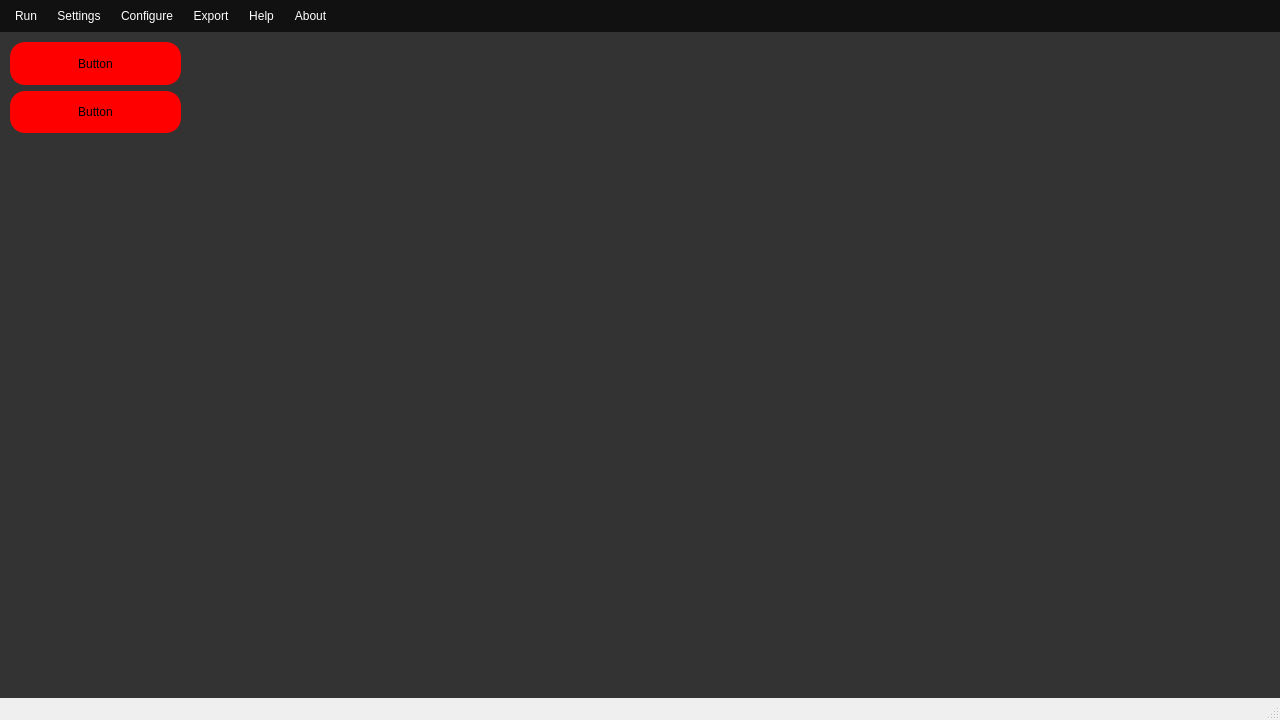
Before: the Qt Designer form generated_ui/mainWindow.ui in lPrimemaster/DCScan, drawn with Qt 5.
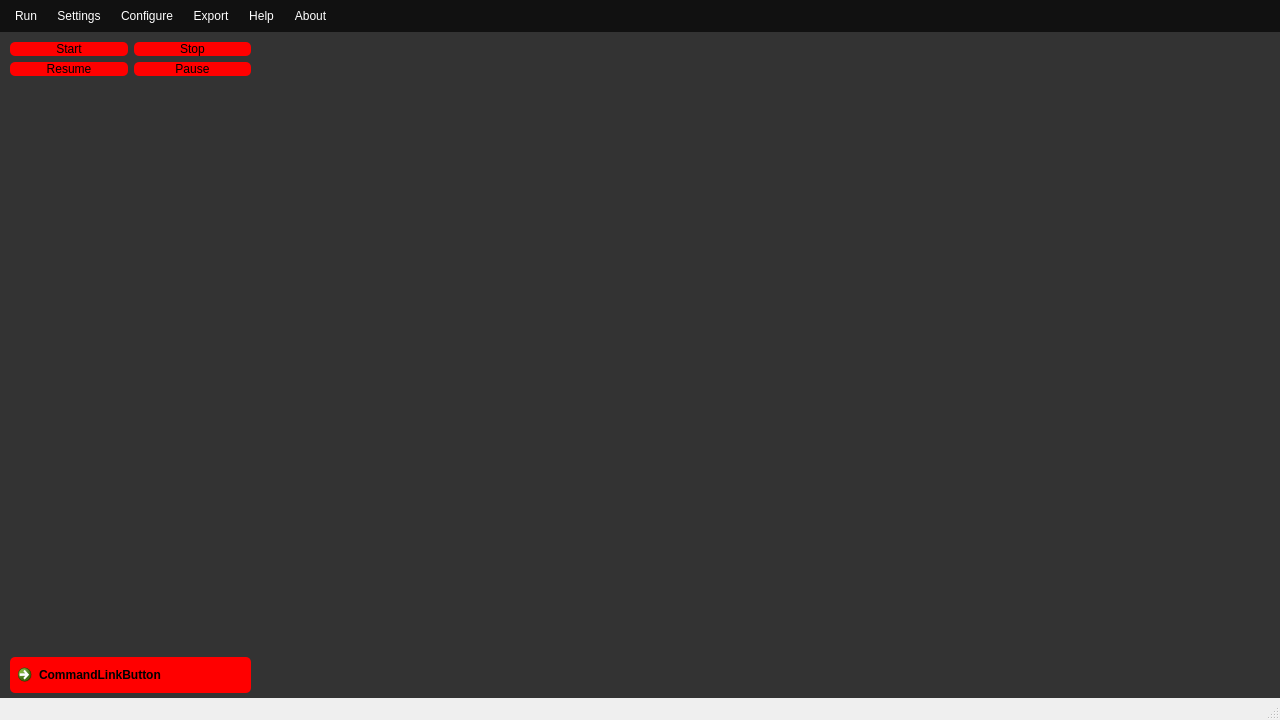
After: the same form once the commit is applied. Custom widgets are drawn as their Qt base class.

The edit to the form file:
```diff
--- a/generated_ui/mainWindow.ui
+++ b/generated_ui/mainWindow.ui
@@ -31,7 +31,7 @@
 QPushButton
 {
 	background: #ff0000;
-	border-radius:15px;
+	border-radius:5px;
 	font: 15px &quot;Rockwell&quot;;
 }
 
@@ -92,53 +92,101 @@
 }</string>
   </property>
   <widget class="QWidget" name="centralwidget">
-   <widget class="QWidget" name="verticalLayoutWidget">
+   <widget class="QWidget" name="verticalLayoutWidget_2">
     <property name="geometry">
      <rect>
       <x>10</x>
       <y>10</y>
-      <width>171</width>
-      <height>91</height>
+      <width>241</width>
+      <height>651</height>
+     </rect>
+    </property>
+    <layout class="QVBoxLayout" name="verticalSide">
+     <item>
+      <layout class="QVBoxLayout" name="verticalLayout_3">
+       <item>
+        <layout class="QGridLayout" name="gridLayout_2">
+         <item row="1" column="1">
+          <widget class="QPushButton" name="button_pause">
+           <property name="text">
+            <string>Pause</string>
+           </property>
+          </widget>
+         </item>
+         <item row="0" column="1">
+          <widget class="QPushButton" name="button_stop">
+           <property name="text">
+            <string>Stop</string>
+           </property>
+          </widget>
+         </item>
+         <item row="0" column="0">
+          <widget class="QPushButton" name="button_start">
+           <property name="text">
+            <string>Start</string>
+           </property>
+          </widget>
+         </item>
+         <item row="1" column="0">
+          <widget class="QPushButton" name="button_resume">
+           <property name="text">
+            <string>Resume</string>
+           </property>
+          </widget>
+         </item>
+        </layout>
+       </item>
+      </layout>
+     </item>
+     <item>
+      <spacer name="verticalSpacer">
+       <property name="orientation">
+        <enum>Qt::Vertical</enum>
+       </property>
+       <property name="sizeHint" stdset="0">
+        <size>
+         <width>20</width>
+         <height>40</height>
+        </size>
+       </property>
+      </spacer>
+     </item>
+     <item>
+      <layout class="QVBoxLayout" name="verticalLayout_5">
+       <item>
+        <widget class="QCommandLinkButton" name="commandLinkButton">
+         <property name="text">
+          <string>CommandLinkButton</string>
+         </property>
+        </widget>
+       </item>
+      </layout>
+     </item>
+    </layout>
+   </widget>
+   <widget class="QWidget" name="gridLayoutWidget">
+    <property name="geometry">
+     <rect>
+      <x>260</x>
+      <y>549</y>
+      <width>1011</width>
+      <height>111</height>
+     </rect>
+    </property>
+    <layout class="QGridLayout" name="gridBottom"/>
+   </widget>
+   <widget class="QWidget" name="verticalLayoutWidget">
+    <property name="geometry">
+     <rect>
+      <x>260</x>
+      <y>10</y>
+      <width>1011</width>
+      <height>531</height>
      </rect>
     </property>
     <layout class="QVBoxLayout" name="verticalLayout">
      <item>
-      <widget class="QPushButton" name="pushButton">
-       <property name="enabled">
-        <bool>true</bool>
-       </property>
-       <property name="sizePolicy">
-        <sizepolicy hsizetype="Minimum" vsizetype="Minimum">
-         <horstretch>0</horstretch>
-         <verstretch>0</verstretch>
-        </sizepolicy>
-       </property>
-       <property name="styleSheet">
-        <string notr="true"/>
-       </property>
-       <property name="text">
-        <string>Button</string>
-       </property>
-      </widget>
-     </item>
-     <item>
-      <widget class="QPushButton" name="pushButton_2">
-       <property name="enabled">
-        <bool>true</bool>
-       </property>
-       <property name="sizePolicy">
-        <sizepolicy hsizetype="Minimum" vsizetype="Minimum">
-         <horstretch>0</horstretch>
-         <verstretch>0</verstretch>
-        </sizepolicy>
-       </property>
-       <property name="styleSheet">
-        <string notr="true"/>
-       </property>
-       <property name="text">
-        <string>Button</string>
-       </property>
-      </widget>
+      <widget class="PlotWidget" name="graphWidget" native="true"/>
      </item>
     </layout>
    </widget>
@@ -275,6 +323,14 @@
    </property>
   </action>
  </widget>
+ <customwidgets>
+  <customwidget>
+   <class>PlotWidget</class>
+   <extends>QWidget</extends>
+   <header>pyqtgraph</header>
+   <container>1</container>
+  </customwidget>
+ </customwidgets>
  <resources/>
  <connections/>
 </ui>
```
Left out of the diff: 2 changed lines with no effect on the pictures.
